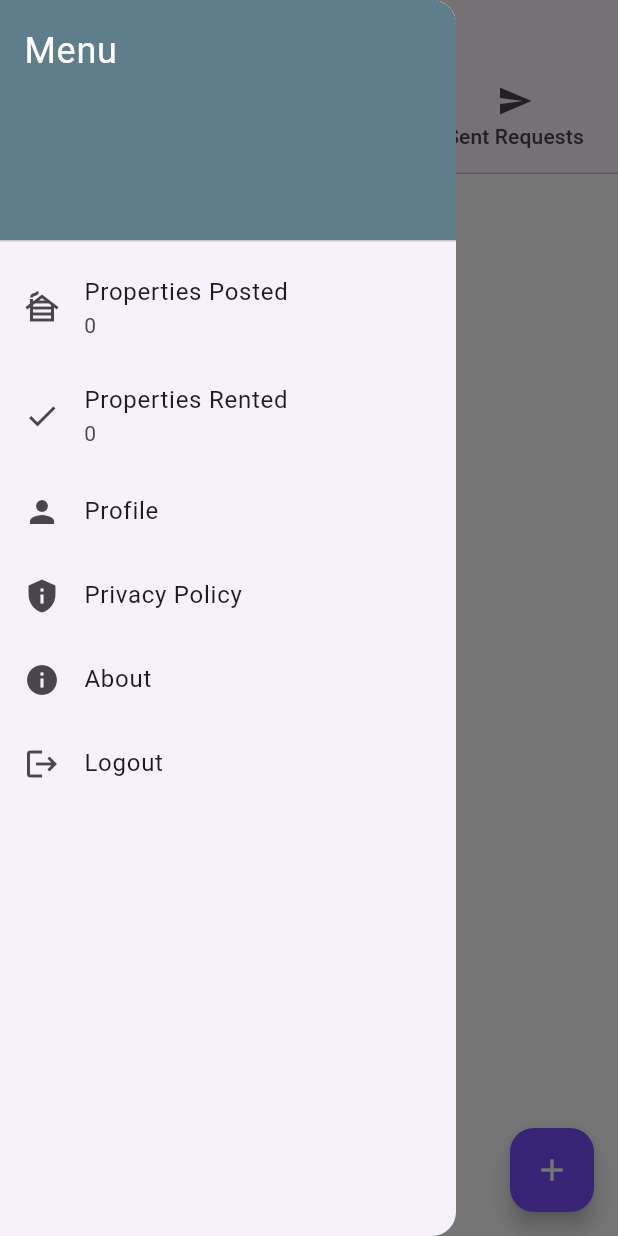
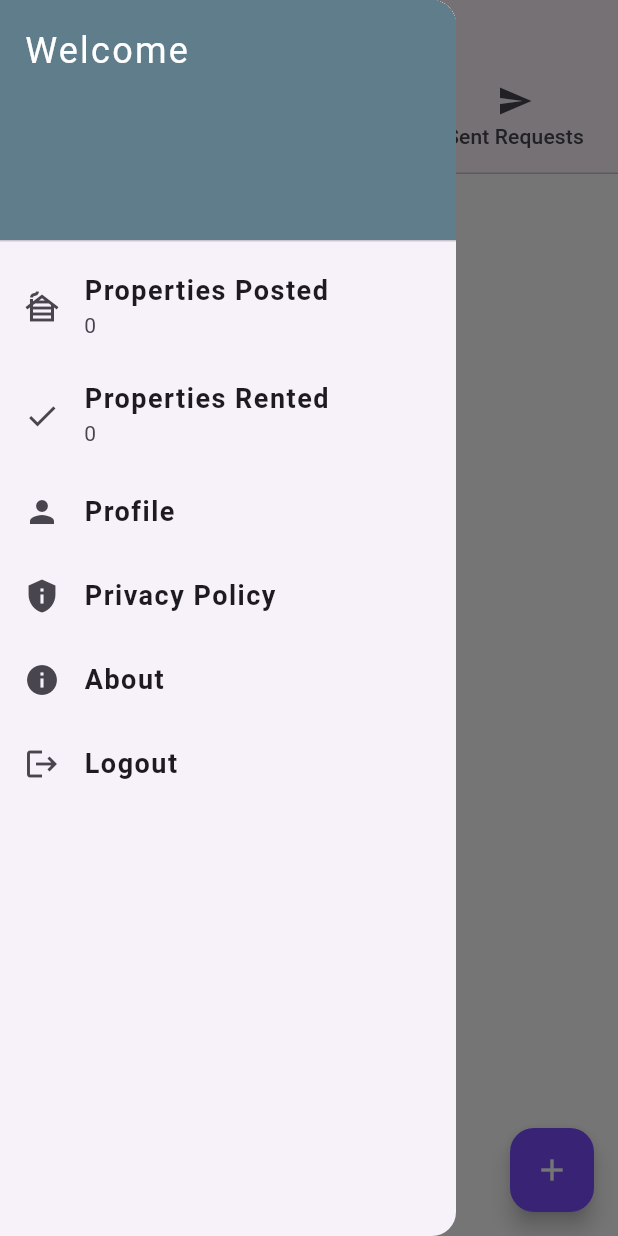
Before and after one commit to eyop/Rental-management, a Flutter app: the PropertyListing screen opened by its route, with the side drawer open, on a phone screen of 412 x 824 dp. Run offline on Flutter 3.47's test engine with Material 3 defaults, Android fonts, the phone set to English and light mode, and no system bars; our stand-ins replace cached_network_image, cloud_firestore, firebase_auth, firebase_core, firebase_storage, google_fonts and 3 more; accounts and stored records are empty.

Commit message:
Update property listing menu items

```diff
--- a/lib/screens/property_listing.dart
+++ b/lib/screens/property_listing.dart
@@ -150,16 +150,20 @@ class _PropertyListingState extends State<PropertyListing>
                   color: Colors.blueGrey,
                 ),
                 child: Text(
-                  'Menu',
+                  'Welcome',
                   style: TextStyle(
-                    color: Colors.white,
-                    fontSize: 24,
-                  ),
+                      color: Colors.white, fontSize: 24, letterSpacing: 1.5),
                 ),
               ),
               ListTile(
                 leading: const Icon(Icons.cabin),
-                title: const Text('Properties Posted'),
+                title: const Text(
+                  'Properties Posted',
+                  style: TextStyle(
+                      fontSize: 18,
+                      fontWeight: FontWeight.w700,
+                      letterSpacing: 1),
+                ),
                 subtitle: StreamBuilder<QuerySnapshot>(
                   stream: FirebaseFirestore.instance
                       .collection('properties')
@@ -175,7 +179,13 @@ class _PropertyListingState extends State<PropertyListing>
               ),
               ListTile(
                 leading: const Icon(Icons.check),
-                title: const Text('Properties Rented'),
+                title: const Text(
+                  'Properties Rented',
+                  style: TextStyle(
+                      fontSize: 18,
+                      fontWeight: FontWeight.w700,
+                      letterSpacing: 1),
+                ),
                 subtitle: StreamBuilder<QuerySnapshot>(
                   stream: FirebaseFirestore.instance
                       .collection('rental_requests')
@@ -192,7 +202,13 @@ class _PropertyListingState extends State<PropertyListing>
               ),
               ListTile(
                 leading: const Icon(Icons.person),
-                title: const Text('Profile'),
+                title: const Text(
+                  'Profile',
+                  style: TextStyle(
+                      fontSize: 18,
+                      fontWeight: FontWeight.w700,
+                      letterSpacing: 1),
+                ),
                 onTap: () {
                   Navigator.push(
                     context,
@@ -202,7 +218,13 @@ class _PropertyListingState extends State<PropertyListing>
               ),
               ListTile(
                 leading: const Icon(Icons.privacy_tip),
-                title: const Text('Privacy Policy'),
+                title: const Text(
+                  'Privacy Policy',
+                  style: TextStyle(
+                      fontSize: 18,
+                      fontWeight: FontWeight.w700,
+                      letterSpacing: 1),
+                ),
                 onTap: () {
                   Navigator.push(
                     context,
@@ -213,7 +235,13 @@ class _PropertyListingState extends State<PropertyListing>
               ),
               ListTile(
                 leading: const Icon(Icons.info),
-                title: const Text('About'),
+                title: const Text(
+                  'About',
+                  style: TextStyle(
+                      fontSize: 18,
+                      fontWeight: FontWeight.w700,
+                      letterSpacing: 1),
+                ),
                 onTap: () {
                   Navigator.push(
                     context,
@@ -223,7 +251,13 @@ class _PropertyListingState extends State<PropertyListing>
               ),
               ListTile(
                 leading: const Icon(Icons.logout),
-                title: const Text('Logout'),
+                title: const Text(
+                  'Logout',
+                  style: TextStyle(
+                      fontSize: 18,
+                      fontWeight: FontWeight.w700,
+                      letterSpacing: 1),
+                ),
                 onTap: () {
                   context.read<AuthenticationProvider>().logout();
                   Navigator.of(context).pushReplacementNamed('/');
```
